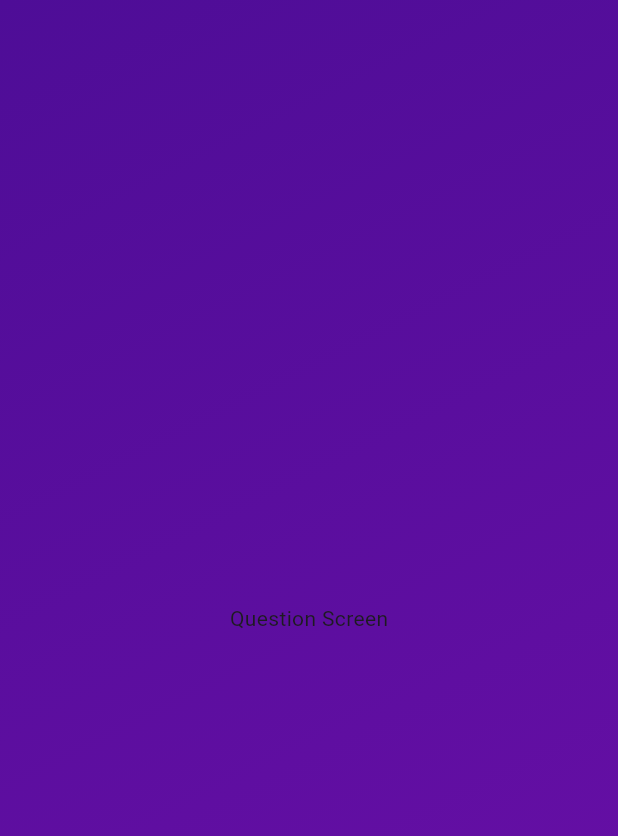
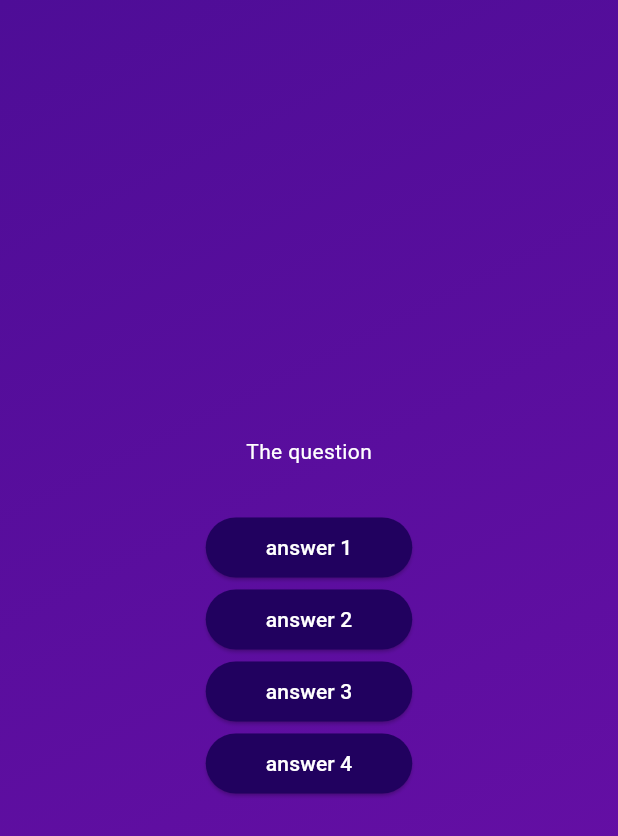
Before and after one commit to surazz999/quiz_app1, a Flutter app: the screen it shows after launch, after a tap on "Start Quiz", on a phone screen of 412 x 824 dp. Shown: the top 836 px of the screen. Run offline on Flutter 3.47's test engine with Material 3 defaults, Android fonts, the phone set to English and light mode, and no system bars.

Commit message:
questions

```diff
--- /dev/null
+++ b/lib/answer_button.dart
@@ -0,0 +1,23 @@
+import 'package:flutter/material.dart';
+
+class AnswerButton extends StatelessWidget {
+  const AnswerButton(
+      {super.key, required this.answerText, required this.ontap});
+  final String answerText;
+  final void Function() ontap;
+
+  @override
+  Widget build(BuildContext context) {
+    return ElevatedButton(
+      style: ElevatedButton.styleFrom(
+          padding: const EdgeInsets.symmetric(vertical: 10, horizontal: 40),
+          backgroundColor: const Color.fromARGB(255, 33, 1, 95),
+          foregroundColor: Colors.white,
+          shape: RoundedRectangleBorder(
+            borderRadius: BorderRadius.circular(40),
+          )),
+      onPressed: ontap,
+      child: Text(answerText),
+    );
+  }
+}
--- a/lib/models/quiz_questions.dart
+++ b/lib/models/quiz_questions.dart
@@ -0,0 +1,5 @@
+class QuizQuestion {
+  const QuizQuestion(this.text, this.answers);
+  final String text;
+  final List<String> answers;
+}
--- a/lib/question_screen.dart
+++ b/lib/question_screen.dart
@@ -1,4 +1,5 @@
 import 'package:flutter/material.dart';
+import 'package:quiz_app/answer_button.dart';
 
 class QuestionScreen extends StatefulWidget {
   const QuestionScreen({super.key});
@@ -10,6 +11,25 @@ class QuestionScreen extends StatefulWidget {
 class _QuestionScreenState extends State<QuestionScreen> {
   @override
   Widget build(BuildContext context) {
-    return Center(child: const Text('Question Screen'));
+    return SizedBox(
+      width: double.infinity,
+      child: Column(
+        mainAxisAlignment: MainAxisAlignment.center,
+        children: [
+         const Text(
+            'The question',
+            style: TextStyle(color: Colors.white),
+          ),
+         const  SizedBox(
+            height: 30,
+          ),
+          AnswerButton(answerText: 'answer 1', ontap: (){},),
+          AnswerButton(answerText: 'answer 2', ontap: (){},),
+          AnswerButton(answerText: 'answer 3', ontap: (){},),
+          AnswerButton(answerText: 'answer 4', ontap: (){},),
+
+        ],
+      ),
+    );
   }
 }
```
Also changed, not shown: lib/data/questions.dart (+55 -0 lines).
